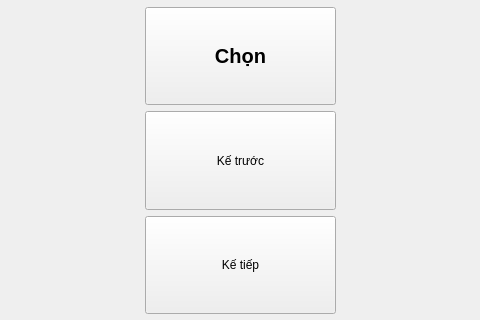
minhnguyen28204/Hanh-Trinh-Nho, file form.ui: the form before one commit; both pictures show x 656 to 1136 and y 301 to 621 of the 1280 by 720 pixel window.
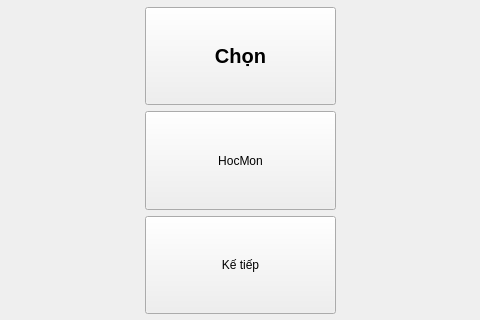
The form after the commit. Icons and pictures are not drawn.

```diff
--- a/form.ui
+++ b/form.ui
@@ -125,7 +125,7 @@
 }</string>
        </property>
        <property name="text">
-        <string>Kế trước</string>
+        <string>HocMon</string>
        </property>
       </widget>
      </item>
```
Left out of the diff: 405 changed lines with no effect on the pictures.
